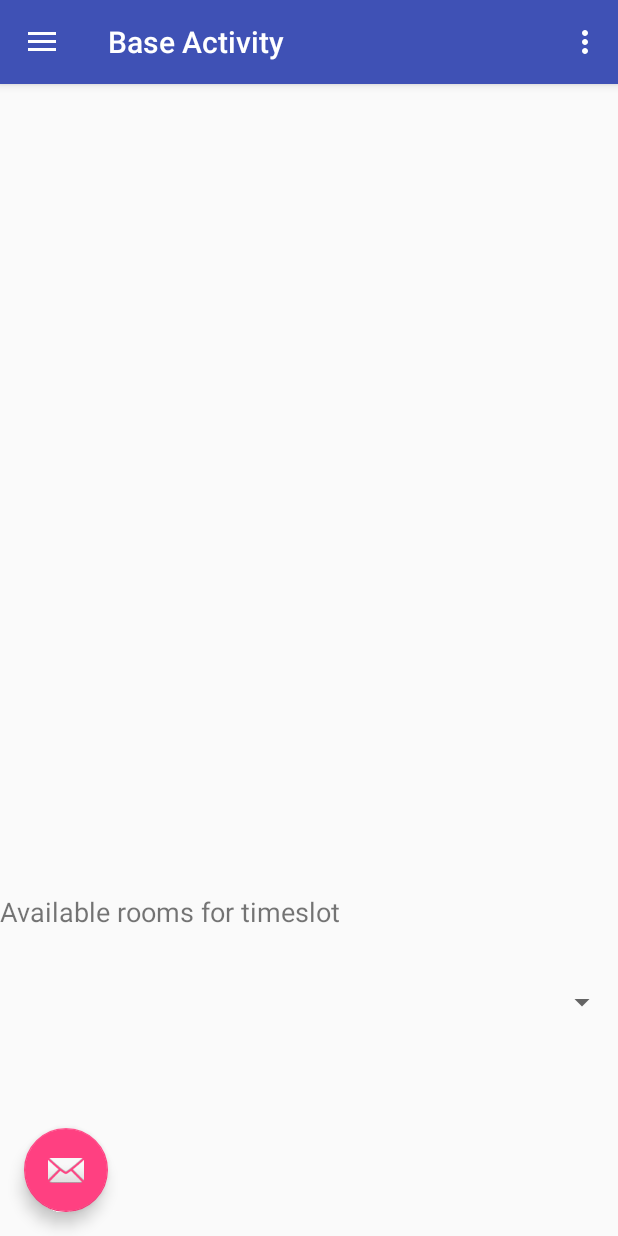
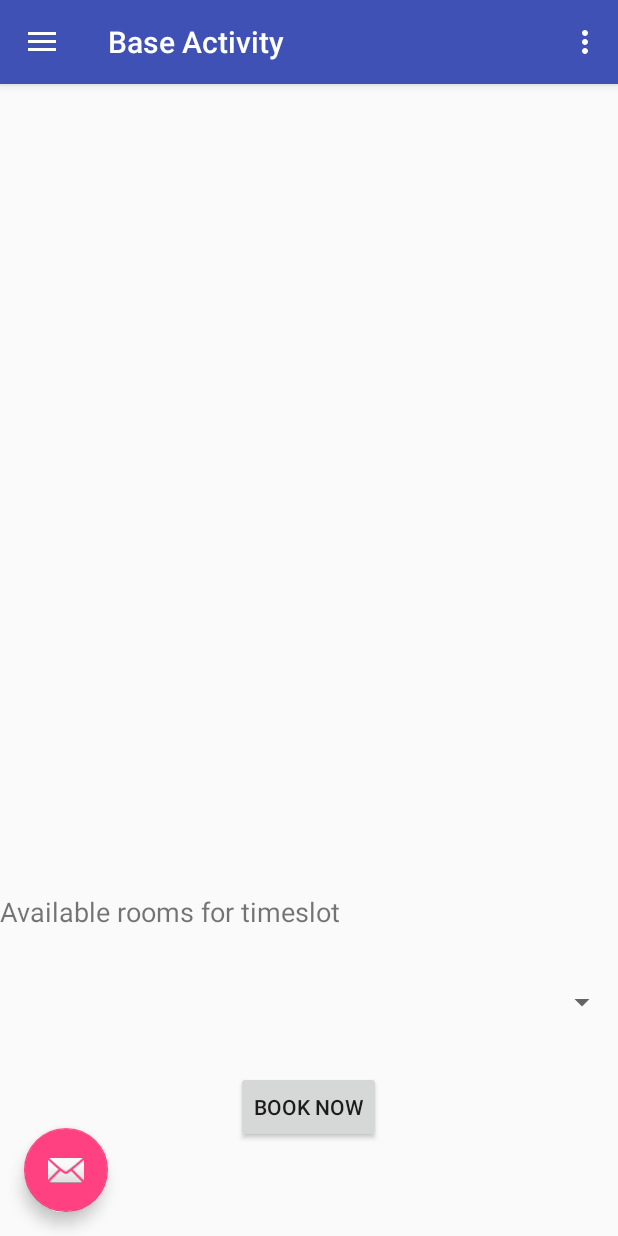
Before and after one commit to privatejw/SUTDBookingRooms, an Android app: the screen it shows after launch (BaseActivity), in the side drawer, after a tap on "Booking", on a phone screen of 412 x 824 dp. Run offline under Robolectric (Android 15) with nearby library versions, the light colour scheme and no system bars.

Commit message:
book  button

```diff
--- a/app/src/main/res/layout/fragment_booking.xml
+++ b/app/src/main/res/layout/fragment_booking.xml
@@ -25,4 +25,13 @@
         android:layout_alignParentBottom="true"
         android:layout_alignParentStart="true" />
 
+    <Button
+        android:text="Book now"
+        android:layout_width="wrap_content"
+        android:layout_height="wrap_content"
+        android:layout_marginTop="58dp"
+        android:id="@+id/button2"
+        android:layout_alignTop="@+id/spinner6"
+        android:layout_centerHorizontal="true" />
+
 </RelativeLayout>
```
Also changed, not shown: app/src/main/res/values/strings.xml (+10 -10 lines).
